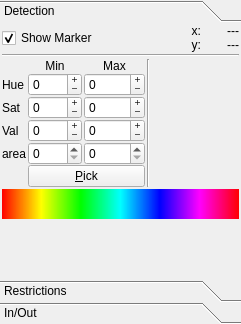
First picture: the form in ui/tab_featuresUi.ui, repository wonkoderverstaendige/Spotter, before the edit.
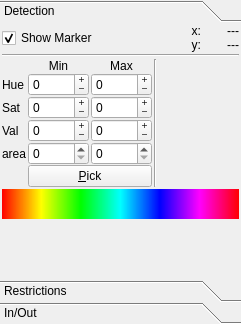
Second picture: the form after the edit.

Commit message:
Fixed display of feature coordinates
Coordinates in the feature tab were shown as floats, obscuring most of
the digits.

Patch:
```diff
--- a/ui/tab_featuresUi.ui
+++ b/ui/tab_featuresUi.ui
@@ -305,7 +305,7 @@
            <item row="4" column="2">
             <widget class="QSpinBox" name="spin_area_min">
              <property name="maximum">
-              <number>9999</number>
+              <number>99999</number>
              </property>
             </widget>
            </item>
```
The commit also changes 2 other files.
